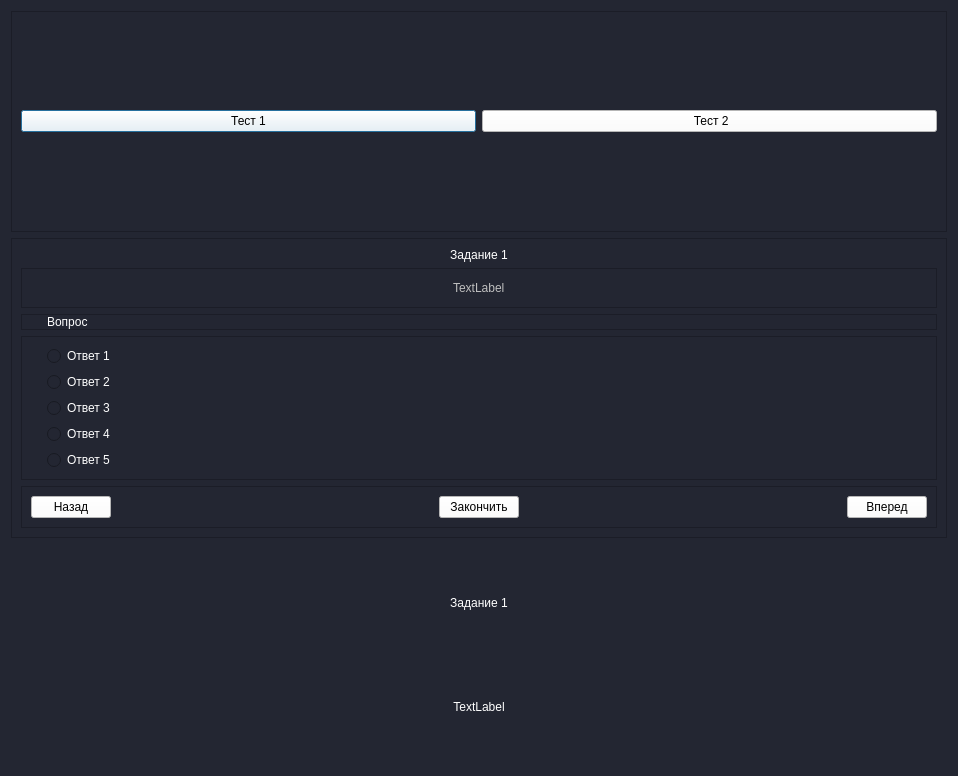
Old version of the form qt/test.ui in the repository Alexey-Nikolaevic-B/pokazuha.
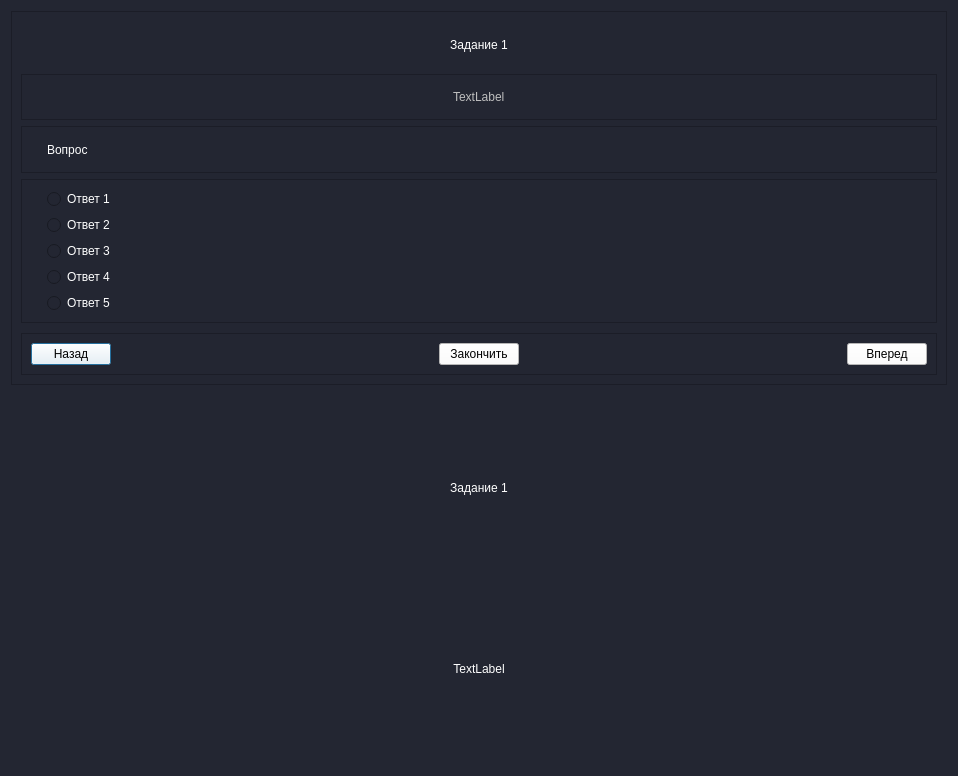
New version of the form.

```diff
--- a/qt/test.ui
+++ b/qt/test.ui
@@ -17,38 +17,6 @@
    <string notr="true">background-color: rgb(35,38,50)</string>
   </property>
   <layout class="QVBoxLayout" name="verticalLayout_3">
-   <item>
-    <widget class="QFrame" name="frame">
-     <property name="frameShape">
-      <enum>QFrame::StyledPanel</enum>
-     </property>
-     <property name="frameShadow">
-      <enum>QFrame::Raised</enum>
-     </property>
-     <layout class="QHBoxLayout" name="horizontalLayout_3">
-      <item>
-       <widget class="QPushButton" name="btn_test_1">
-        <property name="styleSheet">
-         <string notr="true">background-color: rgb(255,255,255)</string>
-        </property>
-        <property name="text">
-         <string>Тест 1</string>
-        </property>
-       </widget>
-      </item>
-      <item>
-       <widget class="QPushButton" name="btn_test_2">
-        <property name="styleSheet">
-         <string notr="true">background-color: rgb(255,255,255)</string>
-        </property>
-        <property name="text">
-         <string> Тест 2</string>
-        </property>
-       </widget>
-      </item>
-     </layout>
-    </widget>
-   </item>
    <item>
     <widget class="QFrame" name="main_frame">
      <property name="frameShape">
```
